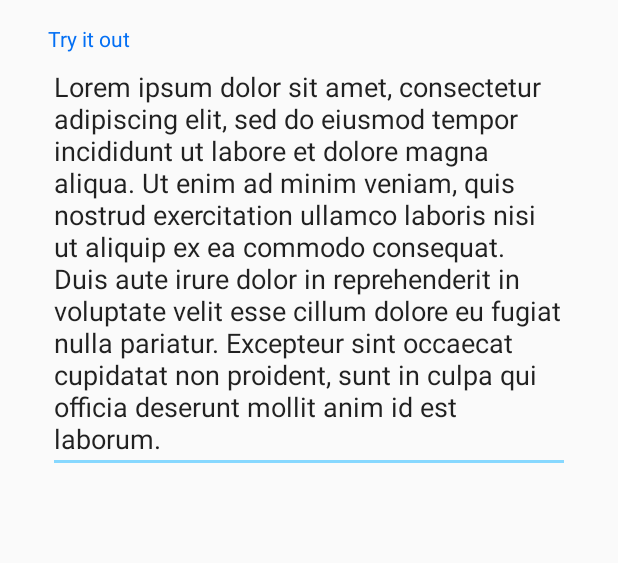
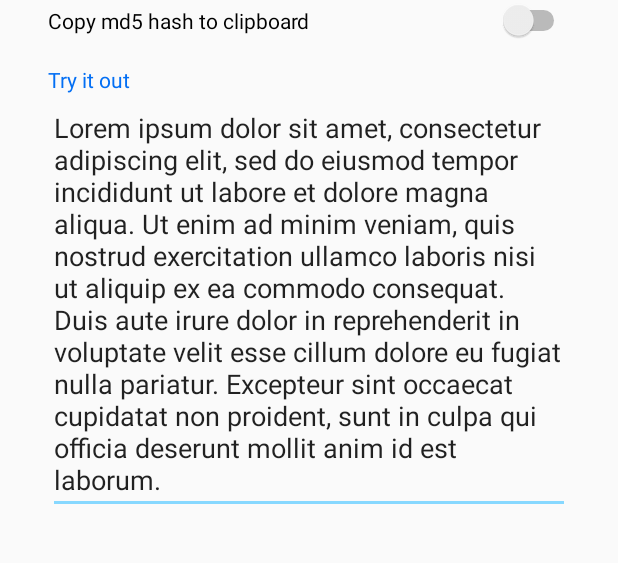
Before and after one commit to 0lumide/md5er, an Android app: the screen it shows after launch (MainActivity), on a phone screen of 412 x 824 dp, the part 173-736 px from its top. Run offline under Robolectric (Android 15) with nearby library versions, the phone set to English and light mode, and no system bars.

Commit message:
Added option to copy hash to clipboard

```diff
--- a/app/src/main/java/co/mide/md5er/MainActivity.kt
+++ b/app/src/main/java/co/mide/md5er/MainActivity.kt
@@ -9,23 +9,28 @@ import android.content.pm.PackageManager
 import android.content.ComponentName
 
 
-
 class MainActivity : AppCompatActivity() {
 
     override fun onCreate(savedInstanceState: Bundle?) {
         super.onCreate(savedInstanceState)
         setContentView(R.layout.activity_main)
 
-        val sharedPrefString = "37F9CA"
-        val sharedPreference : SharedPreferences = getSharedPreferences(sharedPrefString, Context.MODE_PRIVATE)
-        val enabledPref = "IS_ENABLED"
+        val sharedPreference : SharedPreferences
+                = getSharedPreferences(SharedPrefConstants.SHARED_PREF_STRING, Context.MODE_PRIVATE)
 
         enable_switch.setOnCheckedChangeListener { _, isChecked ->
             test_edit_test.isEnabled = isChecked
-            sharedPreference.edit().putBoolean(enabledPref, isChecked).apply()
+            sharedPreference.edit().putBoolean(SharedPrefConstants.ENABLED_PREF, isChecked).apply()
             toggleProcessText(isChecked)
+            copy_switch.isEnabled = isChecked
         }
-        enable_switch.isChecked = sharedPreference.getBoolean(enabledPref, true)
+
+        copy_switch.setOnCheckedChangeListener { _, isChecked ->
+            sharedPreference.edit().putBoolean(SharedPrefConstants.SHOULD_COPY_PREF, isChecked).apply()
+        }
+
+        enable_switch.isChecked = sharedPreference.getBoolean(SharedPrefConstants.ENABLED_PREF, true)
+        copy_switch.isChecked = sharedPreference.getBoolean(SharedPrefConstants.SHOULD_COPY_PREF, false)
     }
 
     private fun toggleProcessText(shouldEnable: Boolean) {
--- a/app/src/main/res/layout/activity_main.xml
+++ b/app/src/main/res/layout/activity_main.xml
@@ -17,11 +17,19 @@
             android:layout_height="wrap_content"
             app:layout_constraintTop_toTopOf="parent"
             app:layout_constraintStart_toStartOf="parent"/>
+    <Switch
+            android:checked="false"
+            android:id="@+id/copy_switch"
+            android:layout_width="match_parent"
+            android:text="@string/enable_copy_md5"
+            android:layout_height="wrap_content"
+            app:layout_constraintTop_toBottomOf="@id/enable_switch"
+            app:layout_constraintStart_toStartOf="parent"/>
     <TextView
             android:layout_marginTop="16dp"
             android:id="@+id/test_title"
             app:layout_constraintStart_toStartOf="parent"
-            app:layout_constraintTop_toBottomOf="@id/enable_switch"
+            app:layout_constraintTop_toBottomOf="@id/copy_switch"
             android:text="@string/try_it_out"
             android:textColor="@color/colorPrimary"
             android:layout_width="wrap_content"
--- a/app/src/main/res/values/strings.xml
+++ b/app/src/main/res/values/strings.xml
@@ -9,4 +9,6 @@
     <string name="md5_hash">Hash (md5)</string>
     <string name="enable_process_text">Activate md5er</string>
     <string name="try_it_out">Try it out</string>
+    <string name="enable_copy_md5">Copy md5 hash to clipboard</string>
+    <string name="hash_copied">Hash copied to Clipboard</string>
 </resources>
```
Also changed, not shown: app/src/main/java/co/mide/md5er/MD5Hash.kt (+23 -2 lines), app/src/main/java/co/mide/md5er/SharedPrefConstants.kt (added, +7 -0 lines).
